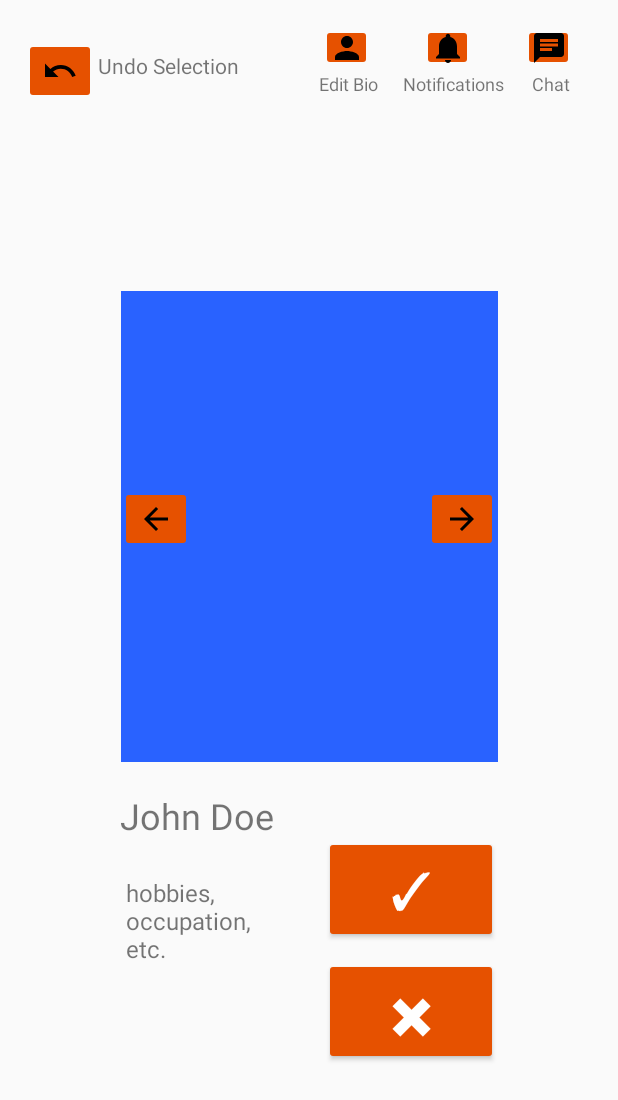
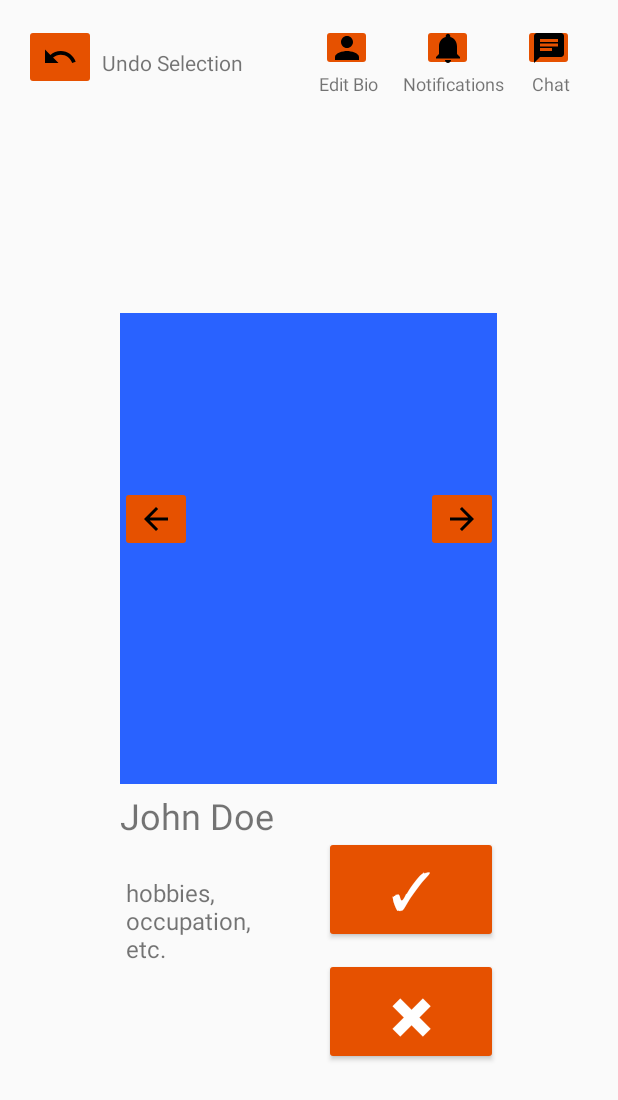
Before and after one commit to nickedchen/Grandfinder, an Android app: the layout activity_landing_page.xml on its own in the app's theme, with its tools: preview values and no code run, on a phone screen of 412 x 824 dp. Shown: the top 1100 px of the screen. Run offline under Robolectric (Android 15) with nearby library versions, the phone set to English and light mode, and no system bars.

```diff
--- /dev/null
+++ b/app/src/main/java/com/google/firebase/codelab/grandfinder/model/post.java
@@ -0,0 +1,6 @@
+package com.google.firebase.codelab.grandfinder.model;
+
+public class post {
+    String userInfo = null;
+
+}
--- a/app/src/main/res/layout/activity_landing_page.xml
+++ b/app/src/main/res/layout/activity_landing_page.xml
@@ -12,10 +12,9 @@
         android:layout_height="314dp"
         android:layout_marginStart="141dp"
         android:layout_marginEnd="142dp"
-        android:layout_marginBottom="316dp"
+        android:layout_marginBottom="301dp"
         app:layout_constraintBottom_toBottomOf="parent"
         app:layout_constraintEnd_toEndOf="parent"
-        app:layout_constraintHorizontal_bias="0.495"
         app:layout_constraintStart_toStartOf="parent"
         app:srcCompat="@color/colorBlue" />
 
@@ -133,7 +132,7 @@
         android:layout_width="wrap_content"
         android:layout_height="wrap_content"
         android:layout_marginStart="16dp"
-        android:layout_marginTop="25dp"
+        android:layout_marginTop="16dp"
         app:layout_constraintStart_toStartOf="parent"
         app:layout_constraintTop_toTopOf="parent"
         app:srcCompat="@drawable/ic_baseline_undo_24" />
@@ -142,8 +141,8 @@
         android:id="@+id/textView6"
         android:layout_width="wrap_content"
         android:layout_height="wrap_content"
-        android:layout_marginStart="1dp"
-        android:layout_marginTop="34dp"
+        android:layout_marginStart="4dp"
+        android:layout_marginTop="32dp"
         android:text="Undo Selection"
         app:layout_constraintStart_toEndOf="@+id/undo"
         app:layout_constraintTop_toTopOf="parent" />
```
Also changed, not shown: app/src/main/java/com/google/firebase/codelab/grandfinder/landingPage.java (+59 -5 lines).
